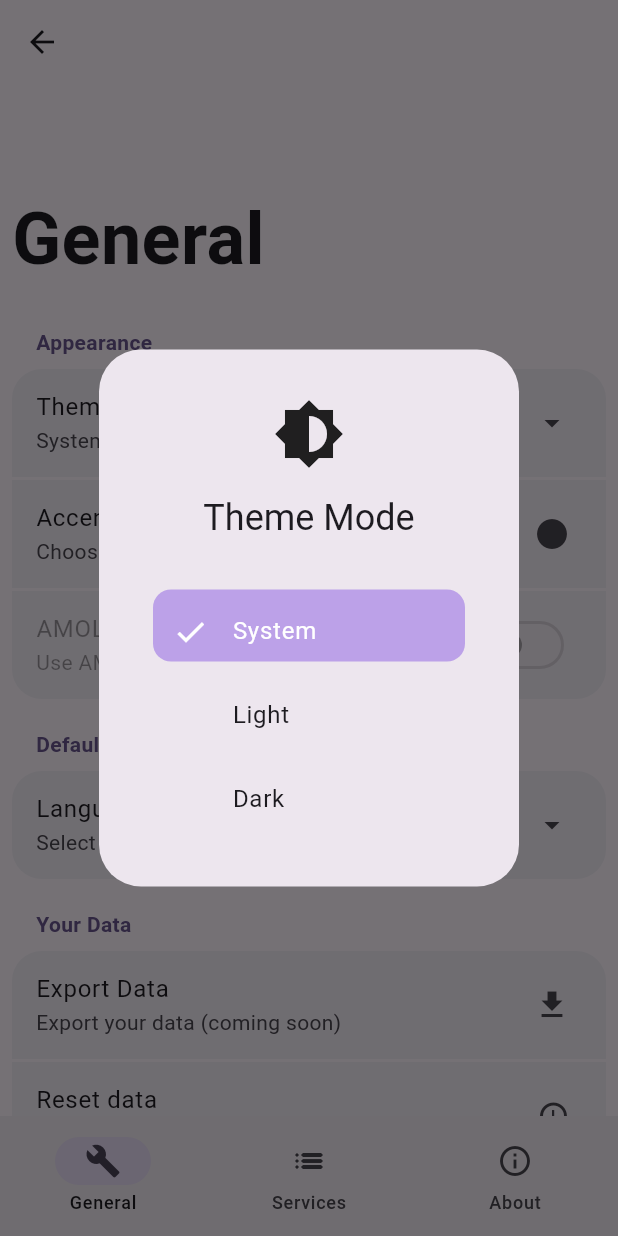
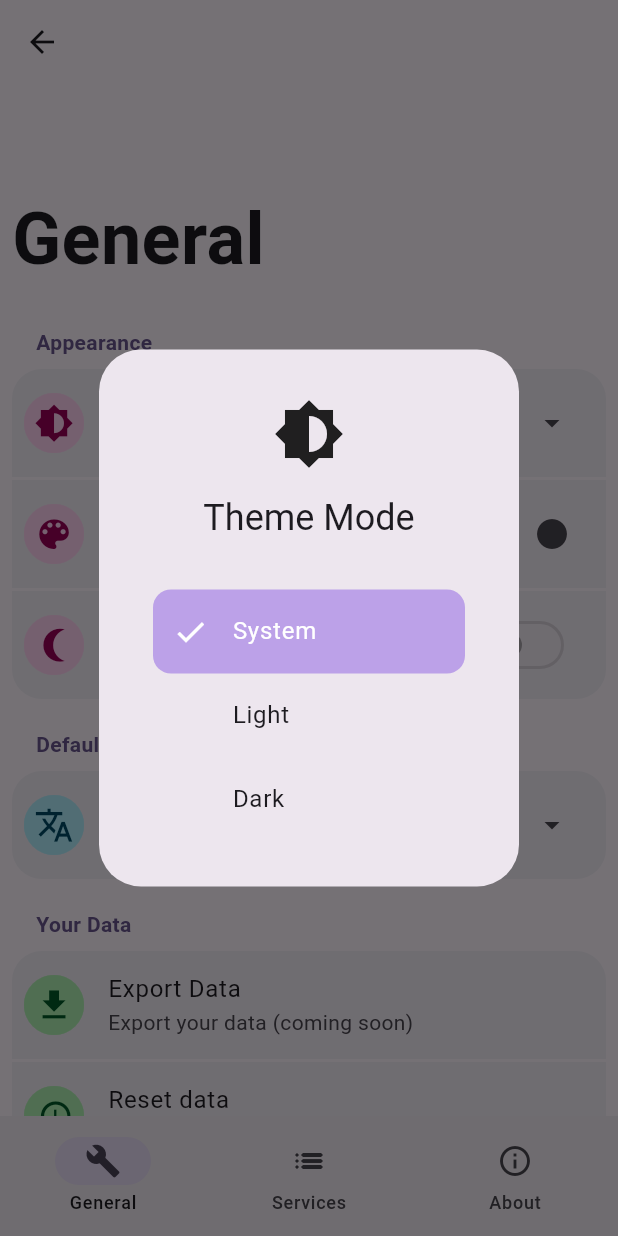
Before and after one commit to vinaooo/byewall3, a Flutter app: the SettingsScreen screen opened directly with empty values, after a tap on "Theme Mode", on a phone screen of 412 x 824 dp. Run offline on Flutter 3.47's test engine with Material 3 defaults, Android fonts, the phone set to English and light mode, and no system bars; drawn by our look-alikes of dynamic_color; our stand-ins replace diacritic, shared_preferences; accounts and stored records are empty.

Commit message:
Refactor theme management to use AppColor instead of AppThemeMode. Update related methods and UI components for improved color handling and consistency across the application.

```diff
--- a/lib/providers/theme_provider.dart
+++ b/lib/providers/theme_provider.dart
@@ -18,11 +18,11 @@ class ThemeProvider extends ChangeNotifier {
   }
 
   // Novo campo para armazenar o modo de cor do tema
-  AppThemeMode _appThemeMode = AppThemeMode.dynamic;
+  AppColor _appThemeColor = AppColor.dynamic;
 
   ThemeMode get themeMode => _themeMode;
   bool get useBlackBackground => _useBlackBackground;
-  AppThemeMode get appThemeMode => _appThemeMode;
+  AppColor get appThemeColor => _appThemeColor;
   Color? get dynamicColor => _dynamicColor;
 
   Future<void> saveBlackBackground(bool value) async {
@@ -36,9 +36,9 @@ class ThemeProvider extends ChangeNotifier {
   }
 
   // Salva o modo de cor do tema
-  Future<void> saveAppThemeMode(AppThemeMode mode) async {
+  Future<void> saveAppThemeColor(AppColor mode) async {
     final prefs = await SharedPreferences.getInstance();
-    await prefs.setInt('appThemeMode', mode.index);
+    await prefs.setInt('appThemeColor', mode.index);
   }
 
   Future<void> saveDynamicColor(Color color) async {
@@ -65,10 +65,10 @@ class ThemeProvider extends ChangeNotifier {
   }
 
   // Carrega o modo de cor do tema
-  Future<void> loadAppThemeMode() async {
+  Future<void> loadAppThemeColor() async {
     final prefs = await SharedPreferences.getInstance();
-    final index = prefs.getInt('appThemeMode') ?? AppThemeMode.dynamic.index;
-    _appThemeMode = AppThemeMode.values[index];
+    final index = prefs.getInt('appThemeColor') ?? AppColor.dynamic.index;
+    _appThemeColor = AppColor.values[index];
     notifyListeners();
   }
 
@@ -105,9 +105,9 @@ class ThemeProvider extends ChangeNotifier {
   }
 
   // Atualiza e salva o modo de cor do tema
-  void setAppThemeMode(AppThemeMode mode) {
-    _appThemeMode = mode;
-    saveAppThemeMode(mode);
+  void setAppThemeColor(AppColor mode) {
+    _appThemeColor = mode;
+    saveAppThemeColor(mode);
     notifyListeners();
   }
 
@@ -134,19 +134,25 @@ class ThemeProvider extends ChangeNotifier {
             children: [
               Stack(
                 children: [
-                  selectionBox(themeProvider, context, ThemeMode.system),
+                  Positioned.fill(
+                    child: selectionBox(
+                      tp: themeProvider,
+                      context: context,
+                      mode: ThemeMode.system,
+                    ),
+                  ),
                   InkWell(
-                    focusColor: transparentIfSelectedForTheme(
-                      themeProvider,
-                      ThemeMode.system,
+                    focusColor: transparentIfSelected(
+                      tp: themeProvider,
+                      mode: ThemeMode.system,
                     ),
-                    hoverColor: transparentIfSelectedForTheme(
-                      themeProvider,
-                      ThemeMode.system,
+                    hoverColor: transparentIfSelected(
+                      tp: themeProvider,
+                      mode: ThemeMode.system,
                     ),
-                    highlightColor: transparentIfSelectedForTheme(
-                      themeProvider,
-                      ThemeMode.system,
+                    highlightColor: transparentIfSelected(
+                      tp: themeProvider,
+                      mode: ThemeMode.system,
                     ),
                     onTap: () {
                       Navigator.of(context).pop();
@@ -182,19 +188,25 @@ class ThemeProvider extends ChangeNotifier {
               ),
               Stack(
                 children: [
-                  selectionBox(themeProvider, context, ThemeMode.light),
+                  Positioned.fill(
+                    child: selectionBox(
+                      tp: themeProvider,
+                      context: context,
+                      mode: ThemeMode.light,
+                    ),
+                  ),
                   InkWell(
-                    focusColor: transparentIfSelectedForTheme(
-                      themeProvider,
-                      ThemeMode.light,
+                    focusColor: transparentIfSelected(
+                      tp: themeProvider,
+                      mode: ThemeMode.light,
                     ),
-                    hoverColor: transparentIfSelectedForTheme(
-                      themeProvider,
-                      ThemeMode.light,
+                    hoverColor: transparentIfSelected(
+                      tp: themeProvider,
+                      mode: ThemeMode.light,
                     ),
-                    highlightColor: transparentIfSelectedForTheme(
-                      themeProvider,
-                      ThemeMode.light,
+                    highlightColor: transparentIfSelected(
+                      tp: themeProvider,
+                      mode: ThemeMode.light,
                     ),
                     onTap: () {
                       Navigator.of(context).pop();
@@ -230,19 +242,25 @@ class ThemeProvider extends ChangeNotifier {
               ),
               Stack(
                 children: [
-                  selectionBox(themeProvider, context, ThemeMode.dark),
+                  Positioned.fill(
+                    child: selectionBox(
+                      tp: themeProvider,
+                      context: context,
+                      mode: ThemeMode.dark,
+                    ),
+                  ),
                   InkWell(
-                    focusColor: transparentIfSelectedForTheme(
-                      themeProvider,
-                      ThemeMode.dark,
+                    focusColor: transparentIfSelected(
+                      tp: themeProvider,
+                      mode: ThemeMode.dark,
                     ),
-                    hoverColor: transparentIfSelectedForTheme(
-                      themeProvider,
-                      ThemeMode.dark,
+                    hoverColor: transparentIfSelected(
+                      tp: themeProvider,
+                      mode: ThemeMode.dark,
                     ),
-                    highlightColor: transparentIfSelectedForTheme(
-                      themeProvider,
-                      ThemeMode.dark,
+                    highlightColor: transparentIfSelected(
+                      tp: themeProvider,
+                      mode: ThemeMode.dark,
                     ),
                     onTap: () {
                       Navigator.of(context).pop();
@@ -295,21 +313,24 @@ class ThemeProvider extends ChangeNotifier {
     );
   }
 
-  static Padding selectionBox(
-    ThemeProvider themeProvider,
-    BuildContext context,
-    ThemeMode mode,
-  ) {
+  static Padding selectionBox({
+    ThemeProvider? tp,
+    BuildContext? context,
+    ThemeMode? mode,
+    AppColor? appColor,
+  }) {
+    Color corBox =
+        HSLColor.fromColor(
+          Theme.of(context!).colorScheme.secondary,
+        ).withSaturation(0.6).withLightness(0.77).toColor();
     return Padding(
-      padding: const EdgeInsets.symmetric(horizontal: 36),
+      padding: EdgeInsets.symmetric(horizontal: mode == null ? 12 : 36),
       child: Container(
-        height: 48, // Altura do ListTile
+        // height: 48, // Remova esta linha
         decoration: BoxDecoration(
           color:
-              themeProvider.themeMode == mode
-                  ? HSLColor.fromColor(
-                    Theme.of(context).colorScheme.secondary,
-                  ).withSaturation(0.6).withLightness(0.77).toColor()
+              tp!.themeMode == mode || tp.appThemeColor == appColor
+                  ? corBox
                   : null,
           borderRadius: BorderRadius.circular(12),
         ),
@@ -319,9 +340,9 @@ class ThemeProvider extends ChangeNotifier {
 
   static Future<dynamic> showColorSelection({
     required BuildContext context,
-    required AppThemeMode selectedMode,
-    required ValueChanged<AppThemeMode> onThemeSelected,
-    required Map<AppThemeMode, Color> seeds,
+    required AppColor selectedMode,
+    required ValueChanged<AppColor> onThemeSelected,
+    required Map<AppColor, Color> seeds,
   }) {
     final themeProvider = Provider.of<ThemeProvider>(context, listen: false);
     final dynamicColor =
@@ -354,8 +375,39 @@ class ThemeProvider extends ChangeNotifier {
               children: [
                 Stack(
                   children: [
+                    Positioned.fill(
+                      child: selectionBox(
+                        tp: themeProvider,
+                        context: context,
+                        appColor: AppColor.dynamic,
+                      ),
+                    ),
                     InkWell(
+                      focusColor: transparentIfSelected(
+                        tp: themeProvider,
+                        appColor: AppColor.dynamic,
+                      ),
+                      hoverColor: transparentIfSelected(
+                        tp: themeProvider,
+                        appColor: AppColor.dynamic,
+                      ),
+                      highlightColor: transparentIfSelected(
+                        tp: themeProvider,
+                        appColor: AppColor.dynamic,
+                      ),
                       child: ListTile(
+                        hoverColor: transparentIfSelected(
+                          tp: themeProvider,
+                          appColor: AppColor.dynamic,
+                        ),
+                        splashColor: transparentIfSelected(
+                          tp: themeProvider,
+                          appColor: AppColor.dynamic,
+                        ),
+                        tileColor: transparentIfSelected(
+                          tp: themeProvider,
+                          appColor: AppColor.dynamic,
+                        ),
                         trailing: Icon(
                           Icons.circle,
                           color: dynamicColor, // Use a cor dinâmica salva
@@ -363,13 +415,30 @@ class ThemeProvider extends ChangeNotifier {
                         leading: Row(
                           mainAxisSize: MainAxisSize.min,
                           children: [
-                            if (selectedMode == AppThemeMode.dynamic)
-                              Icon(Icons.check, color: dynamicColor),
+                            if (selectedMode == AppColor.dynamic)
+                              Icon(
+                                Icons.check,
+                                color:
+                                    themeProvider.appThemeColor ==
+                                            AppColor.dynamic
+                                        ? Theme.of(
+                                          context,
+                                        ).colorScheme.onSecondary
+                                        : null,
+                              ),
                           ],
                         ),
-                        title: Text('Dinâmico (Material You)'),
+                        title: Text(
+                          style: TextStyle(
+                            color:
+                                themeProvider.appThemeColor == AppColor.dynamic
+                                    ? Theme.of(context).colorScheme.onSecondary
+                                    : null,
+                          ),
+                          AppLocalizations.of(context)!.translate('dynamic'),
+                        ),
                         onTap: () {
-                          onThemeSelected(AppThemeMode.dynamic);
+                          onThemeSelected(AppColor.dynamic);
                           Navigator.pop(context);
                         },
                       ),
@@ -377,22 +446,47 @@ class ThemeProvider extends ChangeNotifier {
                   ],
                 ),
                 ...sortedSeeds.map((entry) {
-                  return ListTile(
+                  return Stack(
+                    children: [
+                      Positioned.fill(
+                        child: selectionBox(
+                          tp: themeProvider,
+                          context: context,
+                          appColor: entry.key,
+                        ),
+                      ),
+                      ListTile(
                         trailing: Icon(Icons.circle, color: entry.value),
                         leading: Row(
                           mainAxisSize: MainAxisSize.min,
                           children: [
                             if (selectedMode == entry.key)
-                          Icon(Icons.check, color: entry.value),
+                              Icon(
+                                Icons.check,
+                                color:
+                                    themeProvider.appThemeColor == entry.key
+                                        ? Theme.of(
+                                          context,
+                                        ).colorScheme.onSecondary
+                                        : null,
+                              ),
                           ],
                         ),
                         title: Text(
+                          style: TextStyle(
+                            color:
+                                themeProvider.appThemeColor == entry.key
+                                    ? Theme.of(context).colorScheme.onSecondary
+                                    : null,
+                          ),
                           themeModeNames(context)[entry.key] ?? entry.key.name,
                         ),
                         onTap: () {
                           onThemeSelected(entry.key);
                           Navigator.pop(context);
                         },
+                      ),
+                    ],
                   );
                 }),
               ],
@@ -403,8 +497,15 @@ class ThemeProvider extends ChangeNotifier {
     );
   }
 
-  static Color? transparentIfSelectedForTheme(
-    ThemeProvider provider,
-    ThemeMode mode,
-  ) => provider.themeMode == mode ? Colors.transparent : null;
+  static Color? transparentIfSelected({
+    ThemeProvider? tp,
+    ThemeMode? mode,
+    AppColor? appColor,
+  }) {
+    if (tp!.themeMode == mode || tp.appThemeColor == appColor) {
+      return Colors.transparent;
+    } else {
+      return null;
     }
+  }
+}
--- a/lib/screens/settings_screen/general_settings.dart
+++ b/lib/screens/settings_screen/general_settings.dart
@@ -13,9 +13,9 @@ class GeneralSettingsView extends StatelessWidget {
   final ScrollController controller;
   final SettingsManager settingsManager;
   final String Function(Locale) localeKey;
-  final AppThemeMode selectedMode;
-  final ValueChanged<AppThemeMode> onThemeSelected;
-  final Map<AppThemeMode, Color> seeds;
+  final AppColor selectedMode;
+  final ValueChanged<AppColor> onThemeSelected;
+  final Map<AppColor, Color> seeds;
 
   const GeneralSettingsView({
     super.key,
@@ -105,7 +105,9 @@ class GeneralSettingsView extends StatelessWidget {
               subtitle: AppLocalizations.of(
                 context,
               )!.translate('language_subtitle'),
-              icon: Icons.arrow_drop_down,
+              lIcon: leadingIcon(color: 'blue', icon: Icons.translate),
+
+              tIcon: Icons.arrow_drop_down,
               switchEnable: false,
               onPressed: () {
                 LanguageProvider.selectLanguage(context, localeKey);
@@ -139,13 +141,40 @@ class GeneralSettingsView extends StatelessWidget {
           border: 1,
           title: AppLocalizations.of(context)!.translate('theme_mode'),
           subtitle: themeSubtitle,
-          icon: Icons.arrow_drop_down,
+          lIcon: leadingIcon(color: 'pink', icon: Icons.brightness_6),
+          tIcon: Icons.arrow_drop_down,
           switchEnable: false,
           onPressed: () {
             ThemeProvider.showThemeSelection(context);
           },
         );
       },
+    );
+  }
+
+  Stack leadingIcon({String color = '', IconData? icon}) {
+    Color lightColor;
+    Color darkColor;
+    if (color == 'pink') {
+      lightColor = AppColors().pink;
+      darkColor = AppColors().darkPink;
+    } else if (color == 'blue') {
+      lightColor = AppColors().blue;
+      darkColor = AppColors().darkBlue;
+    } else if (color == 'green') {
+      lightColor = AppColors().green;
+      darkColor = AppColors().darkGreen;
+    } else {
+      lightColor = Colors.white;
+      darkColor = Colors.black;
+    }
+
+    return Stack(
+      alignment: Alignment.center,
+      children: [
+        Transform.scale(scale: 2, child: Icon(Icons.circle, color: lightColor)),
+        Transform.scale(scale: 1.1, child: Icon(icon, color: darkColor)),
+      ],
     );
   }
 
@@ -156,7 +185,7 @@ class GeneralSettingsView extends StatelessWidget {
       subtitle: AppLocalizations.of(
         context,
       )!.translate('reset_settings_subtitle'),
-      icon: Icons.restore,
+      lIcon: leadingIcon(color: 'green', icon: Icons.restore),
       switchEnable: false,
       onPressed: () {
         showDialog(
@@ -204,7 +233,7 @@ class GeneralSettingsView extends StatelessWidget {
       subtitle: AppLocalizations.of(
         context,
       )!.translate('export_settings_subtitle'),
-      icon: Icons.download,
+      lIcon: leadingIcon(color: 'green', icon: Icons.download),
       switchEnable: false,
       onPressed: () {},
     );
@@ -217,7 +246,9 @@ class GeneralSettingsView extends StatelessWidget {
       subtitle: AppLocalizations.of(
         context,
       )!.translate('dark_mode_amoled_subtitle'),
-      icon: null,
+      lIcon: leadingIcon(color: 'pink', icon: Icons.nightlight_round_sharp),
+
+      tIcon: null,
       switchEnable: true,
       onPressed: () {},
     );
@@ -228,7 +259,9 @@ class GeneralSettingsView extends StatelessWidget {
       border: 0, //none
       title: AppLocalizations.of(context)!.translate('accent_color'),
       subtitle: AppLocalizations.of(context)!.translate('choose_theme_color'),
-      icon: Icons.circle,
+      lIcon: leadingIcon(color: 'pink', icon: Icons.color_lens),
+
+      tIcon: Icons.circle,
       switchEnable: false,
       onPressed: () {
         ThemeProvider.showColorSelection(
--- a/lib/screens/settings_screen/settings_screen.dart
+++ b/lib/screens/settings_screen/settings_screen.dart
@@ -7,9 +7,9 @@ import 'package:flutter/material.dart';
 import 'package:byewall3/utils/settings_manager.dart';
 
 class SettingsScreen extends StatefulWidget {
-  final AppThemeMode selectedMode;
-  final ValueChanged<AppThemeMode> onThemeSelected;
-  final Map<AppThemeMode, Color> seeds;
+  final AppColor selectedMode;
+  final ValueChanged<AppColor> onThemeSelected;
+  final Map<AppColor, Color> seeds;
 
   const SettingsScreen({
     super.key,
--- a/lib/ui/app_colors.dart
+++ b/lib/ui/app_colors.dart
@@ -1,86 +1,76 @@
 import 'package:byewall3/l10n/app_localizations.dart';
 import 'package:flutter/material.dart';
 
-enum AppThemeMode {
+enum AppColor {
   dynamic,
   amber,
   blue,
   blueGrey,
   brown,
-  cyan,
-  deepOrange,
-  deepPurple,
   green,
   grey,
-  indigo,
-  lightBlue,
-  lightGreen,
-  lime,
   orange,
   pink,
   purple,
   red,
   teal,
-  yellow,
 }
 
 // Nomes formatados para exibição
-Map<AppThemeMode, String> themeModeNames(BuildContext context) {
+Map<AppColor, String> themeModeNames(BuildContext context) {
   return {
-    AppThemeMode.dynamic: AppLocalizations.of(context)!.translate('dynamic'),
-    AppThemeMode.amber: AppLocalizations.of(context)!.translate('amber'),
-    AppThemeMode.blue: AppLocalizations.of(context)!.translate('blue'),
-    AppThemeMode.blueGrey: AppLocalizations.of(context)!.translate('blue_grey'),
-    AppThemeMode.brown: AppLocalizations.of(context)!.translate('brown'),
-    AppThemeMode.cyan: AppLocalizations.of(context)!.translate('cyan'),
-    AppThemeMode.deepOrange: AppLocalizations.of(
-      context,
-    )!.translate('deep_orange'),
-    AppThemeMode.deepPurple: AppLocalizations.of(
-      context,
-    )!.translate('deep_purple'),
-    AppThemeMode.green: AppLocalizations.of(context)!.translate('green'),
-    AppThemeMode.grey: AppLocalizations.of(context)!.translate('grey'),
-    AppThemeMode.indigo: AppLocalizations.of(context)!.translate('indigo'),
-    AppThemeMode.lightBlue: AppLocalizations.of(
-      context,
-    )!.translate('light_blue'),
-    AppThemeMode.lightGreen: AppLocalizations.of(
-      context,
-    )!.translate('light_green'),
-    AppThemeMode.lime: AppLocalizations.of(context)!.translate('lime'),
-    AppThemeMode.orange: AppLocalizations.of(context)!.translate('orange'),
-    AppThemeMode.pink: AppLocalizations.of(context)!.translate('pink'),
-    AppThemeMode.purple: AppLocalizations.of(context)!.translate('purple'),
-    AppThemeMode.red: AppLocalizations.of(context)!.translate('red'),
-    AppThemeMode.teal: AppLocalizations.of(context)!.translate('teal'),
-    AppThemeMode.yellow: AppLocalizations.of(context)!.translate('yellow'),
+    AppColor.dynamic: AppLocalizations.of(context)!.translate('dynamic'),
+    AppColor.amber: AppLocalizations.of(context)!.translate('amber'),
+    AppColor.blue: AppLocalizations.of(context)!.translate('blue'),
+    AppColor.blueGrey: AppLocalizations.of(context)!.translate('blue_grey'),
+    AppColor.brown: AppLocalizations.of(context)!.translate('brown'),
+    AppColor.green: AppLocalizations.of(context)!.translate('green'),
+    AppColor.grey: AppLocalizations.of(context)!.translate('grey'),
+    AppColor.orange: AppLocalizations.of(context)!.translate('orange'),
+    AppColor.pink: AppLocalizations.of(context)!.translate('pink'),
+    AppColor.purple: AppLocalizations.of(context)!.translate('purple'),
+    AppColor.red: AppLocalizations.of(context)!.translate('red'),
+    AppColor.teal: AppLocalizations.of(context)!.translate('teal'),
   };
 }
 
 class AppColors {
   // Mova o Map seeds para cá
-  static final Map<AppThemeMode, Color> seeds = {
-    AppThemeMode.amber: Colors.amber,
-    AppThemeMode.blue: Colors.blue,
-    AppThemeMode.blueGrey: Colors.blueGrey,
-    AppThemeMode.brown: Colors.brown,
-    AppThemeMode.cyan: Colors.cyan,
-    AppThemeMode.deepOrange: Colors.deepOrange,
-    AppThemeMode.deepPurple: Colors.deepPurple,
-    AppThemeMode.green: Colors.green,
-    AppThemeMode.grey: Colors.grey,
-    AppThemeMode.indigo: Colors.indigo,
-    AppThemeMode.lightBlue: Colors.lightBlue,
-    AppThemeMode.lightGreen: Colors.lightGreen,
-    AppThemeMode.lime: Colors.lime,
-    AppThemeMode.orange: Colors.orange,
-    AppThemeMode.pink: Colors.pink,
-    AppThemeMode.purple: Colors.purple,
-    AppThemeMode.red: Colors.red,
-    AppThemeMode.teal: Colors.teal,
-    AppThemeMode.yellow: Colors.yellow,
+  static final Map<AppColor, Color> seeds = {
+    AppColor.amber: Colors.amber,
+    AppColor.blue: Colors.blue,
+    AppColor.blueGrey: Colors.blueGrey,
+    AppColor.brown: Colors.brown,
+    AppColor.green: Colors.green,
+    AppColor.grey: Colors.grey,
+    AppColor.orange: Colors.orange,
+    AppColor.pink: Colors.pink,
+    AppColor.purple: Colors.purple,
+    AppColor.red: Colors.red,
+    AppColor.teal: Colors.teal,
   };
+
+  final Color brown;
+  final Color darkBrown;
+  final Color pink;
+  final Color darkPink;
+  final Color blue;
+  final Color darkBlue;
+  final Color green;
+  final Color darkGreen;
+
+  AppColors()
+    : brown = const Color.fromARGB(255, 254, 221, 194),
+      darkBrown = Color.fromARGB(255, 122, 49, 0),
+      //
+      pink = const Color.fromARGB(255, 255, 210, 243),
+      darkPink = const Color.fromARGB(255, 153, 0, 88),
+      //
+      blue = const Color.fromARGB(255, 176, 238, 253),
+      darkBlue = const Color.fromARGB(255, 0, 75, 103),
+      //
+      green = const Color.fromARGB(255, 174, 240, 178),
+      darkGreen = const Color.fromARGB(255, 0, 89, 39);
 
   static Color getTileColor(BuildContext context) {
     return HSLColor.fromColor(Theme.of(context).colorScheme.primaryContainer)
--- a/lib/ui/components/settings_list_tiles.dart
+++ b/lib/ui/components/settings_list_tiles.dart
@@ -8,7 +8,8 @@ class SettingsTiles extends StatelessWidget {
   final String title;
   final String subtitle;
   final VoidCallback onPressed;
-  final IconData? icon;
+  final Stack lIcon;
+  final IconData? tIcon;
   final bool switchEnable;
 
   const SettingsTiles({
@@ -17,7 +18,8 @@ class SettingsTiles extends StatelessWidget {
     required this.title,
     required this.subtitle,
     required this.onPressed,
-    required this.icon,
+    required this.lIcon,
+    this.tIcon,
     required this.switchEnable,
   });
 
@@ -97,8 +99,15 @@ class SettingsTiles extends StatelessWidget {
                       borderRadius: BorderRadius.zero,
                     ),
             hoverColor: Colors.transparent,
-            title: Text(title),
-            subtitle: Text(subtitle),
+            title: Padding(
+              padding: const EdgeInsets.only(left: 8.0),
+              child: Text(title),
+            ),
+            subtitle: Padding(
+              padding: const EdgeInsets.only(left: 8.0),
+              child: Text(subtitle),
+            ),
+            leading: lIcon,
             trailing:
                 switchEnable
                     ? Switch(
@@ -109,14 +118,14 @@ class SettingsTiles extends StatelessWidget {
                               : null, // Switch desabilitado se ThemeMode.light
                     )
                     : Icon(
-                      icon,
+                      tIcon,
                       color:
-                          icon == Icons.circle
-                              ? (themeProvider.appThemeMode ==
-                                      AppThemeMode.dynamic
+                          tIcon == Icons.circle
+                              ? (themeProvider.appThemeColor == AppColor.dynamic
                                   ? themeProvider.dynamicColor ??
-                                      AppColors.seeds[AppThemeMode.dynamic]
-                                  : AppColors.seeds[themeProvider.appThemeMode])
+                                      AppColors.seeds[AppColor.dynamic]
+                                  : AppColors.seeds[themeProvider
+                                      .appThemeColor])
                               : null,
                     ),
             onTap:
```
Also changed, not shown: lib/main.dart (+6 -6 lines), lib/screens/home_screen.dart (+4 -4 lines). Lines whose indentation alone changed are shown as unchanged.
